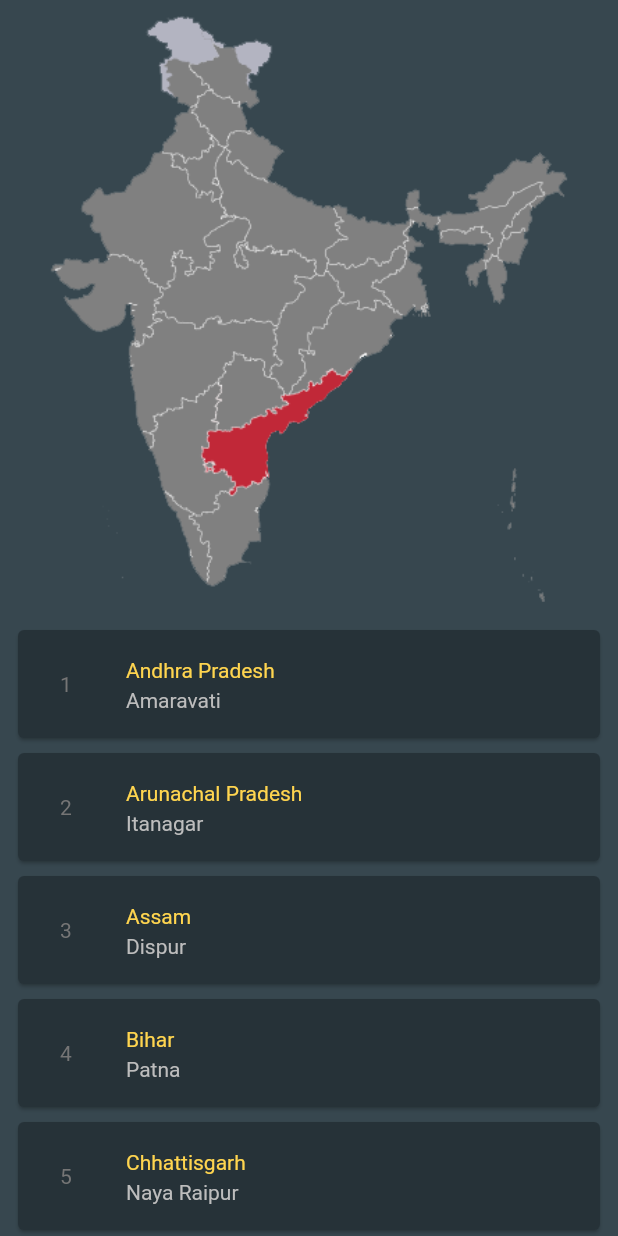
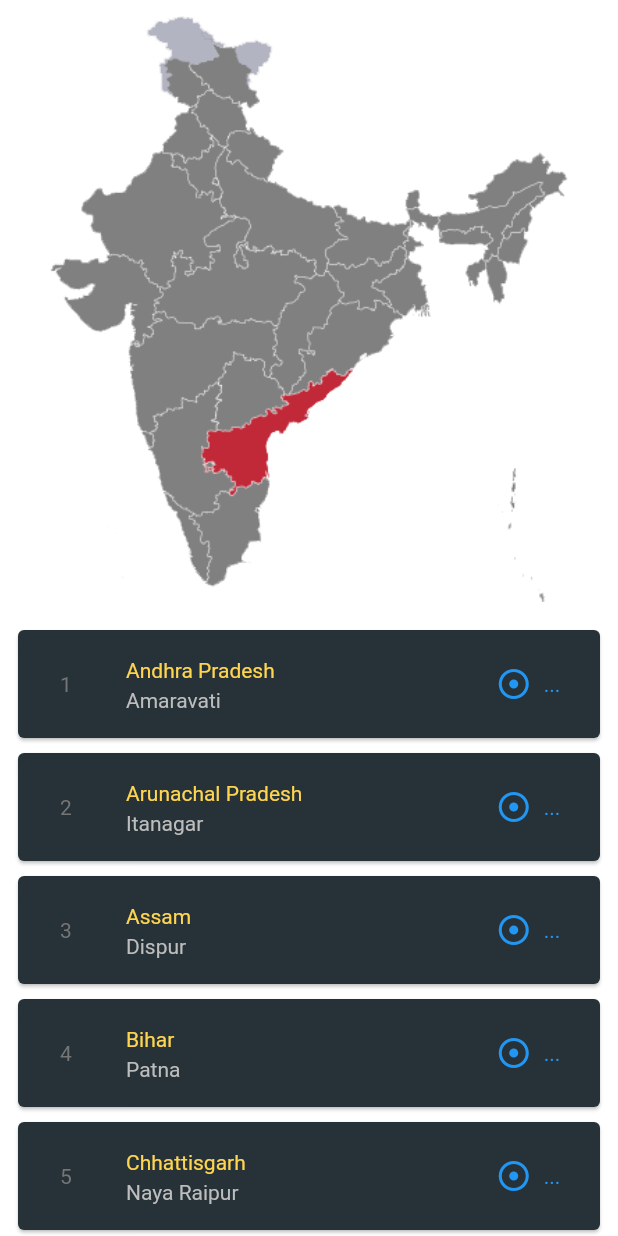
Before and after one commit to aj2460/indianstates, a Flutter app: the screen it shows after launch, on a phone screen of 412 x 824 dp. Run offline on Flutter 3.47's test engine with Material 2 defaults, Android fonts, the phone set to English and light mode, and no system bars.

Commit message:
Add state details page

```diff
--- a/lib/main.dart
+++ b/lib/main.dart
@@ -1,5 +1,6 @@
 import 'package:flutter/material.dart';
 import 'package:indianstates/pages/state_list.dart';
+import 'package:indianstates/pages/state_details.dart';
 
 void main() {
   runApp(MyApp());
@@ -11,12 +12,16 @@ class MyApp extends StatelessWidget {
   @override
   Widget build(BuildContext context) {
     return MaterialApp(
-      home: Scaffold(
-        backgroundColor: Colors.blueGrey[800],
-        body: SafeArea(
-          child: StateList(),
-        ),
-      ),
+      routes: {
+        '/': (context) => StateList(),
+        '/details': (context) => StateDetails()
+      },
+      // home: Scaffold(
+      //   backgroundColor: Colors.blueGrey[800],
+      //   body: SafeArea(
+      //     child: StateList(),
+      //   ),
+      // ),
     );
   }
 }
--- a/lib/pages/state_list.dart
+++ b/lib/pages/state_list.dart
@@ -1,7 +1,13 @@
 import 'package:flutter/material.dart';
+import 'package:indianstates/pages/state_details.dart';
 
 List<Map<String, String>> states = [
-  {'state': "Andhra Pradesh", 'capital': 'Amaravati', 'pic': 'Andhra.png'},
+  {
+    'index': '01',
+    'state': "Andhra Pradesh",
+    'capital': 'Amaravati',
+    'pic': 'Andhra.png'
+  },
   {'state': "Arunachal Pradesh", 'capital': 'Itanagar', 'pic': 'Arunachal.png'},
   {'state': "Assam", 'capital': 'Dispur', 'pic': 'Assam.png'},
   {'state': "Bihar", 'capital': 'Patna', 'pic': 'Bihar.png'},
@@ -51,7 +57,7 @@ class _StateListState extends State<StateList> {
   @override
   Widget build(BuildContext context) {
     //   print(picName);
-    return Container(
+    return SafeArea(
       child: Column(
         children: [
           Flexible(
@@ -69,6 +75,18 @@ class _StateListState extends State<StateList> {
                   color: Colors.blueGrey[900],
                   margin: EdgeInsets.fromLTRB(12, 8, 12, 2),
                   child: ListTile(
+                    trailing: TextButton.icon(
+                        onPressed: () {
+                          // Navigator.push(
+                          //     context,
+                          //     MaterialPageRoute(
+                          //         builder: (context) => StateDetails()));
+
+                          Navigator.pushNamed(context, '/details',
+                              arguments: {'index': states[idx]['index']});
+                        },
+                        icon: Icon(Icons.adjust_outlined),
+                        label: Text("...")),
                     onTap: () {
                       setState(() {
                         picName = states[idx]['pic'] ?? "Error loading state";
```
Also changed, not shown: lib/pages/state_details.dart (added, +62 -0 lines), pubspec.yaml (+5 -5 lines), assets/fonts/Roboto-Regular.ttf (added), assets/images/st_images/01-01.jpg (added).
